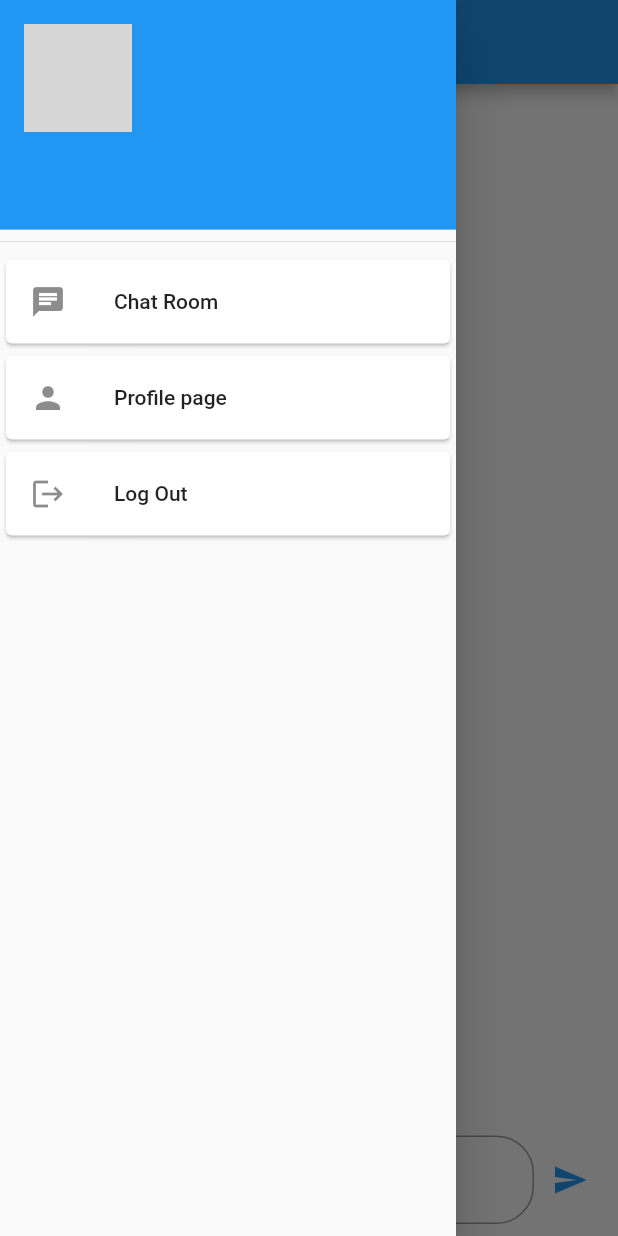
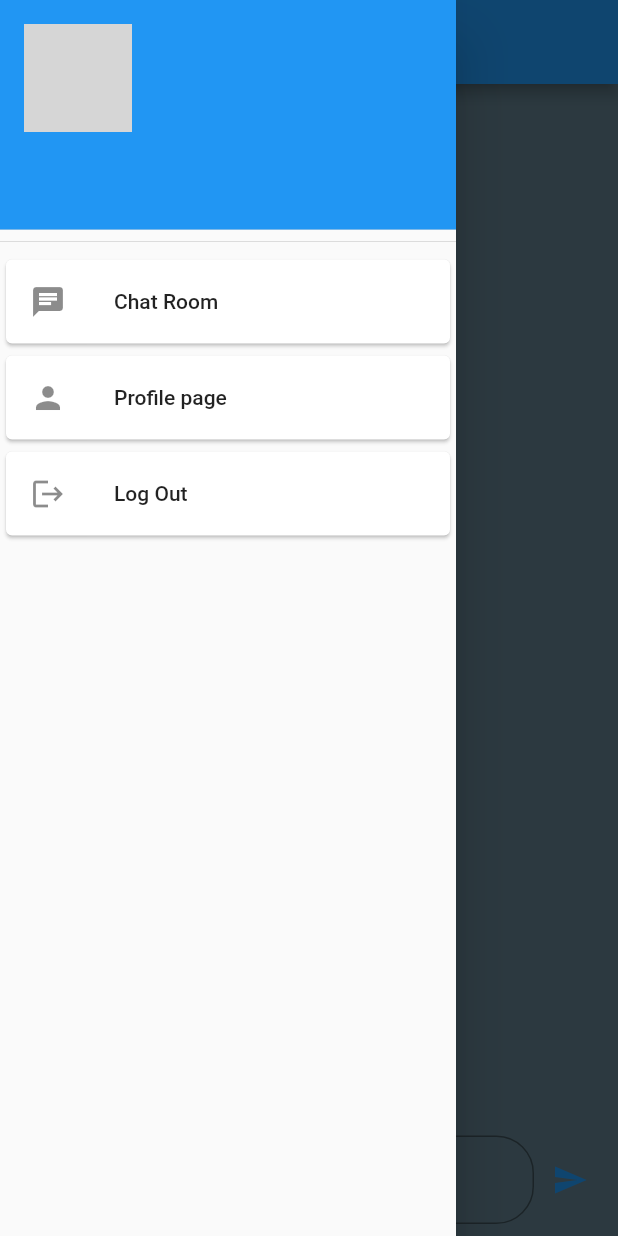
Before and after one commit to zahid2873/chat_app, a Flutter app: the ChatRoomPage screen opened by its route, with the side drawer open, on a phone screen of 412 x 824 dp. Run offline on Flutter 3.47's test engine with Material 2 defaults, Android fonts, the phone set to English and light mode, and no system bars; our stand-ins replace cloud_firestore, firebase_auth, firebase_core, firebase_storage, image_picker; accounts and stored records are empty; network calls fail; grey boxes are pictures that could not be loaded.

Commit message:
chatroom color commit

```diff
--- a/lib/pages/chat_room_page.dart
+++ b/lib/pages/chat_room_page.dart
@@ -36,6 +36,7 @@ class _ChatRoomPageState extends State<ChatRoomPage> {
   @override
   Widget build(BuildContext context) {
     return Scaffold(
+      backgroundColor: Colors.blueGrey,
       drawer: const MainDrawer(),
       appBar: AppBar(
         title: const Text("Chat Room"),
@@ -64,6 +65,7 @@ class _ChatRoomPageState extends State<ChatRoomPage> {
                           border: OutlineInputBorder(
                             borderRadius: BorderRadius.circular(25),
                           ),
+                          fillColor: Colors.white,
                           hintText: "Type your message"),
                     ),
                   ),
```
